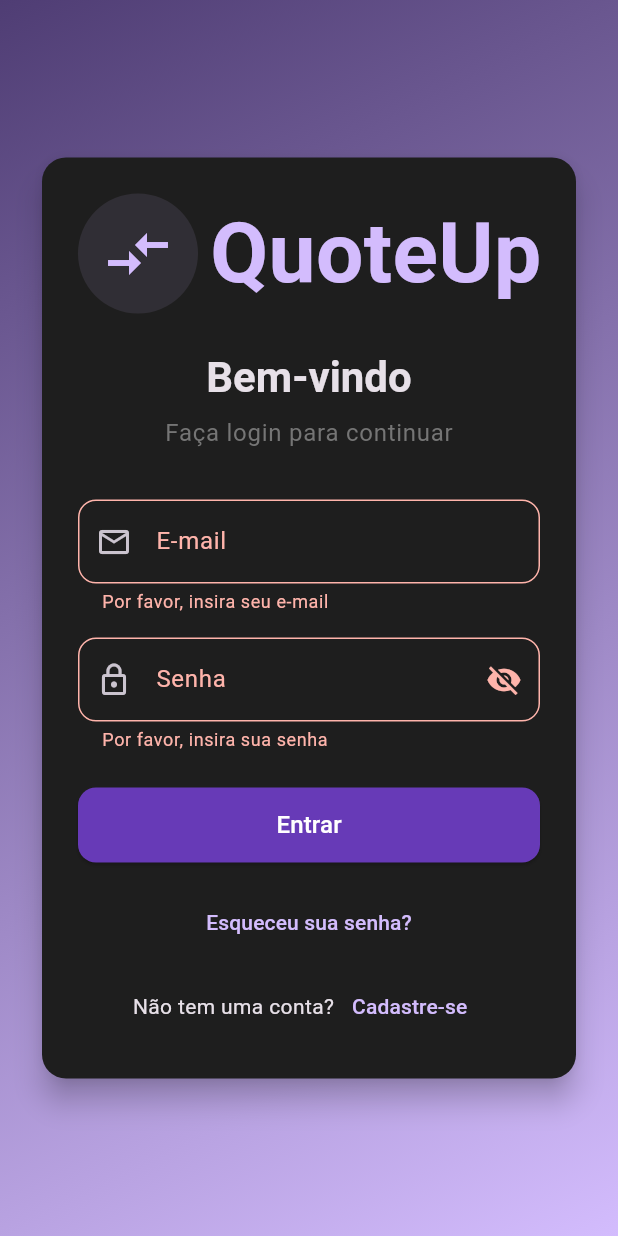
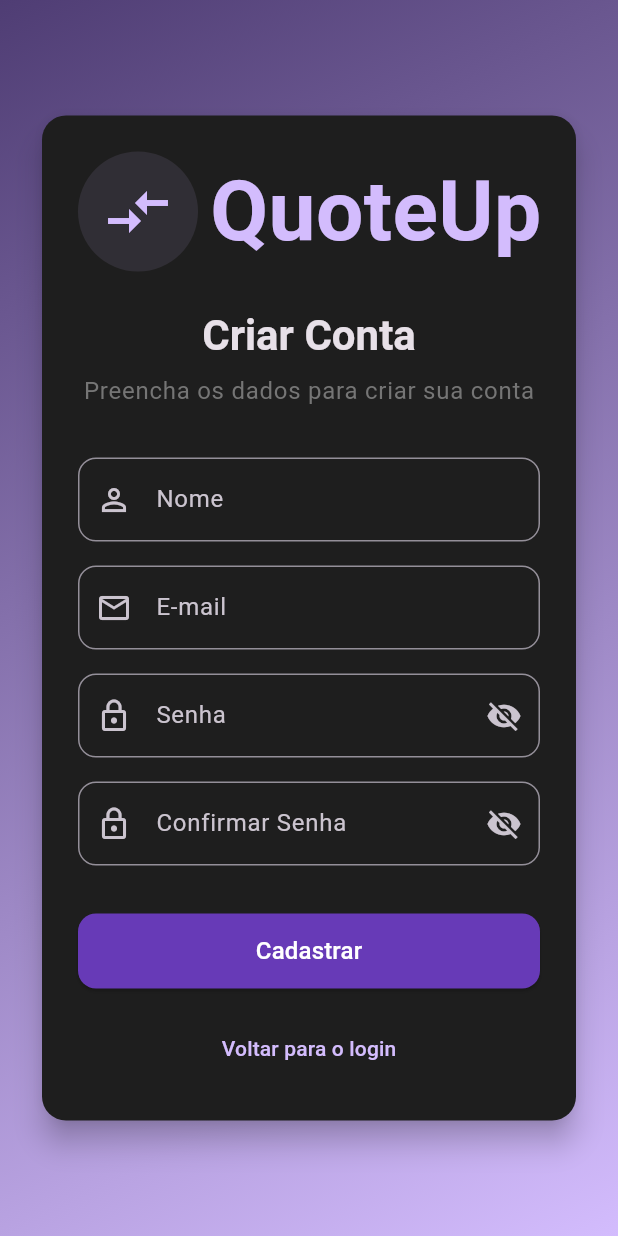
Before and after one commit to anderson-fruhauf/quoteUp, a Flutter app: the screen it shows after launch, after a tap on "Entrar", after a tap on "Cadastre-se", on a phone screen of 412 x 824 dp. Run offline on Flutter 3.47's test engine with Material 3 defaults, Android fonts, the light colour scheme and no system bars; our stand-ins replace cloud_firestore, firebase_auth, firebase_core; accounts and stored records are empty; generated files the repository leaves out were written again.

Commit message:
feat: Adiciona funcionalidades de recuperação de senha e registro de usuário, além de integrar o Cloud Firestore

```diff
--- a/lib/main.dart
+++ b/lib/main.dart
@@ -5,6 +5,8 @@ import 'firebase_options.dart';
 import 'pages/home/home_view.dart';
 import 'pages/second/second_view.dart';
 import 'pages/login/login_view.dart';
+import 'pages/forgot_password/forgot_password_view.dart';
+import 'pages/register/register_view.dart';
 import 'shared/controllers/loader_controller.dart';
 import 'shared/providers/loader_provider.dart';
 import 'shared/widgets/linear_loader.dart';
@@ -62,6 +64,8 @@ class MyApp extends StatelessWidget {
           '/login': (context) => const LoginView(),
           '/': (context) => HomeView(),
           '/segunda': (context) => SecondView(),
+          '/forgot-password': (context) => const ForgotPasswordView(),
+          '/register': (context) => const RegisterView(),
         },
         builder: (context, child) {
           return Column(
--- /dev/null
+++ b/lib/pages/register/register_view.dart
@@ -0,0 +1,174 @@
+import 'package:flutter/material.dart';
+import 'package:quoteup/shared/widgets/custom_button.dart';
+import 'package:quoteup/shared/widgets/custom_text_field.dart';
+import 'package:quoteup/shared/widgets/auth_card.dart';
+import 'package:quoteup/shared/widgets/quoteup_logo.dart';
+import 'register_controller.dart';
+
+class RegisterView extends StatefulWidget {
+  const RegisterView({super.key});
+
+  @override
+  State<RegisterView> createState() => _RegisterViewState();
+}
+
+class _RegisterViewState extends State<RegisterView> {
+  final _controller = RegisterController();
+  final _formKey = GlobalKey<FormState>();
+  bool _obscurePassword = true;
+  bool _obscureConfirmPassword = true;
+
+  @override
+  void dispose() {
+    _controller.dispose();
+    super.dispose();
+  }
+
+  @override
+  Widget build(BuildContext context) {
+    final colorScheme = Theme.of(context).colorScheme;
+    final size = MediaQuery.of(context).size;
+
+    return Scaffold(
+      body: Container(
+        decoration: BoxDecoration(
+          gradient: LinearGradient(
+            begin: Alignment.topLeft,
+            end: Alignment.bottomRight,
+            colors: [colorScheme.primaryContainer, colorScheme.primary],
+          ),
+        ),
+        child: SafeArea(
+          child: Center(
+            child: SingleChildScrollView(
+              padding: const EdgeInsets.all(24),
+              child: ConstrainedBox(
+                constraints: BoxConstraints(
+                  maxWidth: size.width > 600 ? 400 : size.width,
+                ),
+                child: AuthCard(
+                  child: Form(
+                    key: _formKey,
+                    child: Column(
+                      mainAxisSize: MainAxisSize.min,
+                      children: [
+                        const QuoteUpLogo(size: 80),
+                        const SizedBox(height: 24),
+                        Text(
+                          'Criar Conta',
+                          style: Theme.of(context).textTheme.headlineMedium
+                              ?.copyWith(fontWeight: FontWeight.bold),
+                        ),
+                        const SizedBox(height: 8),
+                        Text(
+                          'Preencha os dados para criar sua conta',
+                          style: Theme.of(context).textTheme.bodyLarge
+                              ?.copyWith(color: Colors.grey[600]),
+                        ),
+                        const SizedBox(height: 32),
+                        CustomTextField(
+                          controller: _controller.nameController,
+                          label: 'Nome',
+                          prefixIcon: Icons.person_outline,
+                          validator: (value) {
+                            if (value == null || value.isEmpty) {
+                              return 'Por favor, digite seu nome';
+                            }
+                            return null;
+                          },
+                        ),
+                        const SizedBox(height: 16),
+                        CustomTextField(
+                          controller: _controller.emailController,
+                          label: 'E-mail',
+                          prefixIcon: Icons.email_outlined,
+                          keyboardType: TextInputType.emailAddress,
+                          validator: (value) {
+                            if (value == null || value.isEmpty) {
+                              return 'Por favor, digite seu e-mail';
+                            }
+                            if (!value.contains('@')) {
+                              return 'Digite um e-mail válido';
+                            }
+                            return null;
+                          },
+                        ),
+                        const SizedBox(height: 16),
+                        CustomTextField(
+                          controller: _controller.passwordController,
+                          label: 'Senha',
+                          prefixIcon: Icons.lock_outline,
+                          suffixIcon:
+                              _obscurePassword
+                                  ? Icons.visibility_off
+                                  : Icons.visibility,
+                          onSuffixPressed: () {
+                            setState(() {
+                              _obscurePassword = !_obscurePassword;
+                            });
+                          },
+                          obscureText: _obscurePassword,
+                          validator: (value) {
+                            if (value == null || value.isEmpty) {
+                              return 'Por favor, digite sua senha';
+                            }
+                            if (value.length < 6) {
+                              return 'A senha deve ter pelo menos 6 caracteres';
+                            }
+                            return null;
+                          },
+                        ),
+                        const SizedBox(height: 16),
+                        CustomTextField(
+                          controller: _controller.confirmPasswordController,
+                          label: 'Confirmar Senha',
+                          prefixIcon: Icons.lock_outline,
+                          suffixIcon:
+                              _obscureConfirmPassword
+                                  ? Icons.visibility_off
+                                  : Icons.visibility,
+                          onSuffixPressed: () {
+                            setState(() {
+                              _obscureConfirmPassword =
+                                  !_obscureConfirmPassword;
+                            });
+                          },
+                          obscureText: _obscureConfirmPassword,
+                          validator: (value) {
+                            if (value == null || value.isEmpty) {
+                              return 'Por favor, confirme sua senha';
+                            }
+                            if (value != _controller.passwordController.text) {
+                              return 'As senhas não coincidem';
+                            }
+                            return null;
+                          },
+                        ),
+                        const SizedBox(height: 32),
+                        CustomButton(
+                          text: 'Cadastrar',
+                          onPressed: () async {
+                            if (_formKey.currentState!.validate()) {
+                              await _controller.register(context);
+                            }
+                          },
+                        ),
+                        const SizedBox(height: 16),
+                        TextButton(
+                          onPressed: () {
+                            Navigator.pop(context);
+                          },
+                          child: const Text('Voltar para o login'),
+                        ),
+                      ],
+                    ),
+                  ),
+                ),
+              ),
+            ),
+          ),
+        ),
+      ),
+    );
+  }
+}
--- a/lib/shared/widgets/custom_text_field.dart
+++ b/lib/shared/widgets/custom_text_field.dart
@@ -3,23 +3,25 @@ import 'package:flutter/material.dart';
 class CustomTextField extends StatelessWidget {
   final TextEditingController controller;
   final String label;
-  final IconData prefixIcon;
+  final IconData? prefixIcon;
   final IconData? suffixIcon;
   final VoidCallback? onSuffixPressed;
   final bool obscureText;
   final String? Function(String?)? validator;
   final TextInputType? keyboardType;
+  final String? hint;
 
   const CustomTextField({
     super.key,
     required this.controller,
     required this.label,
-    required this.prefixIcon,
+    this.prefixIcon,
     this.suffixIcon,
     this.onSuffixPressed,
     this.obscureText = false,
     this.validator,
     this.keyboardType,
+    this.hint,
   });
 
   @override
@@ -28,6 +30,7 @@ class CustomTextField extends StatelessWidget {
       controller: controller,
       decoration: InputDecoration(
         labelText: label,
+        hintText: hint,
         prefixIcon: Icon(prefixIcon),
         suffixIcon:
             suffixIcon != null
--- a/pubspec.yaml
+++ b/pubspec.yaml
@@ -35,6 +35,7 @@ dependencies:
   # Use with the CupertinoIcons class for iOS style icons.
   cupertino_icons: ^1.0.8
   firebase_auth: ^5.5.3
+  cloud_firestore: ^5.6.7
 
 dev_dependencies:
   flutter_test:
```
Also changed, not shown: lib/pages/forgot_password/forgot_password_controller.dart (added, +59 -0 lines), lib/pages/forgot_password/forgot_password_view.dart (added, +114 -0 lines), lib/pages/register/register_controller.dart (added, +72 -0 lines), lib/services/user_service.dart (added, +38 -0 lines), pubspec.lock, 3 other files.
